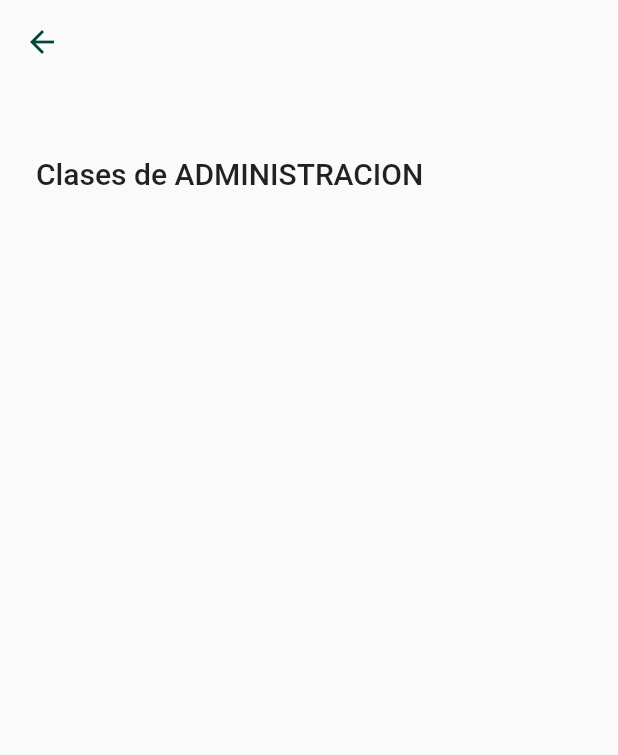
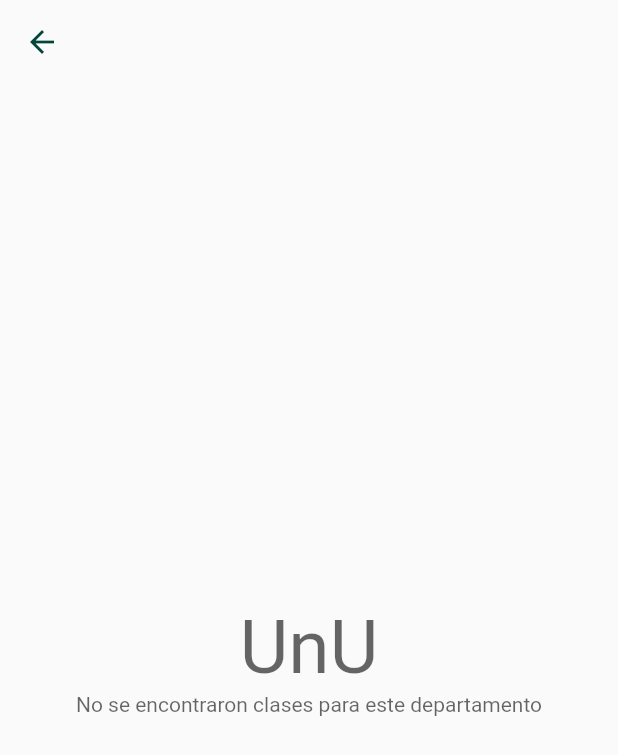
Before and after one commit to ITAM-IngenieriaSoftware-2022/asesoriasITAM2022, a Flutter app: the screen it shows once a user with an empty profile is signed in, after a tap on "ADMINISTRACION", on a phone screen of 412 x 824 dp. Shown: the top 755 px of the screen. Run offline on Flutter 3.47's test engine with Material 2 defaults, Android fonts, the phone set to English and light mode, and no system bars; our stand-ins replace cloud_firestore, file_picker, firebase_auth, firebase_core, firebase_storage, font_awesome_flutter; accounts and stored records are empty.

Commit message:
loading fix

```diff
--- a/src/asesoriasitam/lib/db/inicio_bloc.dart
+++ b/src/asesoriasitam/lib/db/inicio_bloc.dart
@@ -18,6 +18,8 @@ class InicioUtils {
     List<Asesoria> out = [];
     try {
       QuerySnapshot response = await asesoriaRef
+          .where('visible', isEqualTo: true)
+          .where('baneado', isEqualTo: false)
           .orderBy('recomendadoPorN', descending: true)
           .limit(cuantos)
           .get();
@@ -41,6 +43,8 @@ class InicioUtils {
     try {
       QuerySnapshot response = await asesoriaRef
           .where('depto', isEqualTo: depto)
+          .where('visible', isEqualTo: true)
+          .where('baneado', isEqualTo: false)
           .orderBy('recomendadoPorN', descending: true)
           .limit(cuantos)
           .get();
--- a/src/asesoriasitam/lib/pantallas/clases_de_depto.dart
+++ b/src/asesoriasitam/lib/pantallas/clases_de_depto.dart
@@ -6,17 +6,12 @@ import 'package:asesoriasitam/db/clases/usuario.dart';
 import 'package:asesoriasitam/db/inicio_bloc.dart';
 import 'package:asesoriasitam/global.dart';
 import 'package:asesoriasitam/palette.dart';
-import 'package:asesoriasitam/pantallas/asesorias/anuncia_asesoria.dart';
 import 'package:asesoriasitam/pantallas/asesorias_de_clase.dart';
-import 'package:asesoriasitam/pantallas/perfil/perfil.dart';
 import 'package:asesoriasitam/utils/functionality.dart';
 import 'package:asesoriasitam/utils/usefulWidgets.dart';
 import 'package:asesoriasitam/widgets/cards/aviso.dart';
-import 'package:asesoriasitam/widgets/cards/cards.dart';
-
-import 'package:asesoriasitam/widgets/userAvatar.dart';
+import 'package:asesoriasitam/widgets/screens/unu.dart';
 import 'package:firebase_auth/firebase_auth.dart';
-import 'package:flutter/cupertino.dart';
 import 'package:flutter/material.dart';
 import 'package:provider/provider.dart';
 
@@ -57,8 +52,7 @@ class _ClasesDeptoState extends State<ClasesDepto> {
   //can call descubre utils directly
   getData() async {
     await getCurrentUser();
-    _getClasesDeDepto();
-    //getMejoresAsesorias();
+    await _getClasesDeDepto();
     setState(() {
       _loading = false;
     });
@@ -144,7 +138,12 @@ class _ClasesDeptoState extends State<ClasesDepto> {
         )));
     return _loading
         ? _loadingScreen()
-        : CenteredConstrainedBox(child: ListView(children: content));
+        : CenteredConstrainedBox(
+            child: clasesDeDepto.isEmpty
+                ? unuColumn(
+                    context: context,
+                    texto: 'No se encontraron clases para este departamento')
+                : ListView(children: content));
   }
 
   Widget _categoryTitle(String s) {
--- a/src/asesoriasitam/lib/pantallas/inicio.dart
+++ b/src/asesoriasitam/lib/pantallas/inicio.dart
@@ -187,7 +187,7 @@ class _InicioState extends State<Inicio> {
                 ),
                 SizedBox(height: 4),
                 Text(
-                  "${shortenNumber(usuario!.chems!)} chems  ${usuario!.semestre} semestre",
+                  "${usuario!.semestre} semestre",
                   style: TextStyle(fontWeight: FontWeight.w500),
                 ),
               ],
@@ -204,7 +204,7 @@ class _InicioState extends State<Inicio> {
             child: Align(
               alignment: Alignment.bottomCenter,
               child: ListTile(
-                title: Text("Cerrar Sesion",
+                title: Text("Cerrar Sesión",
                     style: Theme.of(context).textTheme.headline6!),
                 minLeadingWidth: 0,
                 onTap: () {
--- a/src/asesoriasitam/lib/pantallas/perfil/ajustes_perfil.dart
+++ b/src/asesoriasitam/lib/pantallas/perfil/ajustes_perfil.dart
@@ -3,6 +3,7 @@ import 'package:asesoriasitam/db/clases/usuario.dart';
 import 'package:asesoriasitam/global.dart';
 import 'package:asesoriasitam/utils/functionality.dart';
 import 'package:asesoriasitam/pantallas/auth/login.dart';
+import 'package:asesoriasitam/utils/usefulWidgets.dart';
 import 'package:asesoriasitam/widgets/textInput.dart';
 import 'package:firebase_auth/firebase_auth.dart';
 import 'package:flutter/cupertino.dart';
@@ -73,7 +74,8 @@ class _AjustesPerfilState extends State<AjustesPerfil> {
   }
 
   Widget _mainBody() {
-    return Column(
+    return CenteredConstrainedBox(
+      child: Column(
         children: [
           _desactivarTile(),
           ListTile(
@@ -88,6 +90,7 @@ class _AjustesPerfilState extends State<AjustesPerfil> {
             applicationVersion: "Beta",
           )
         ],
+      ),
     );
   }
 
--- a/src/asesoriasitam/lib/pantallas/perfil/perfil.dart
+++ b/src/asesoriasitam/lib/pantallas/perfil/perfil.dart
@@ -120,8 +120,8 @@ class _PerfilState extends State<Perfil> {
   _getAsesorias() async {
     asesorias = [];
     try {
-      List<Asesoria> nuevos =
-          await AsesoriaBloc().getAsesoriasByUsuario(usuarioUid: usuario!.uid!);
+      List<Asesoria> nuevos = await AsesoriaBloc()
+          .getAsesoriasByUsuario(usuarioUid: usuario!.uid!, onlyVisible: false);
       setState(() {
         asesorias = nuevos;
         print("GOT asesorias");
@@ -278,7 +278,7 @@ class _PerfilState extends State<Perfil> {
             ),
             SizedBox(height: 8),
             Text(
-              "${shortenNumber(usuario!.chems!)} chems  ${usuario!.semestre} semestre",
+              "${usuario!.semestre} semestre",
               style: TextStyle(fontWeight: FontWeight.w500, color: scaffColor),
             ),
             usuario?.bio != null && usuario?.bio?.trim() != ""
```
Also changed, not shown: src/asesoriasitam/lib/db/asesoria_bloc.dart (+12 -3 lines), src/asesoriasitam/lib/pantallas/asesorias_de_clase.dart (+8 -21 lines), src/asesoriasitam/lib/widgets/cards/cards.dart (+8 -5 lines), src/asesoriasitam/lib/widgets/tiles/comentarioTile.dart (+13 -5 lines). Lines whose indentation alone changed are shown as unchanged.
